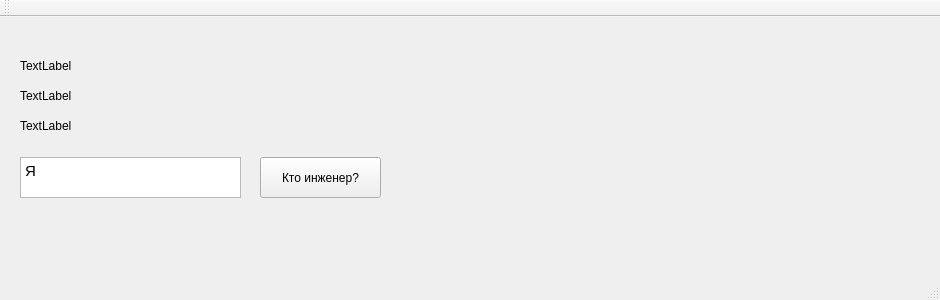
First picture: the form in mainwindow.ui, repository karpach2000/megaharddriversclient, before the edit.
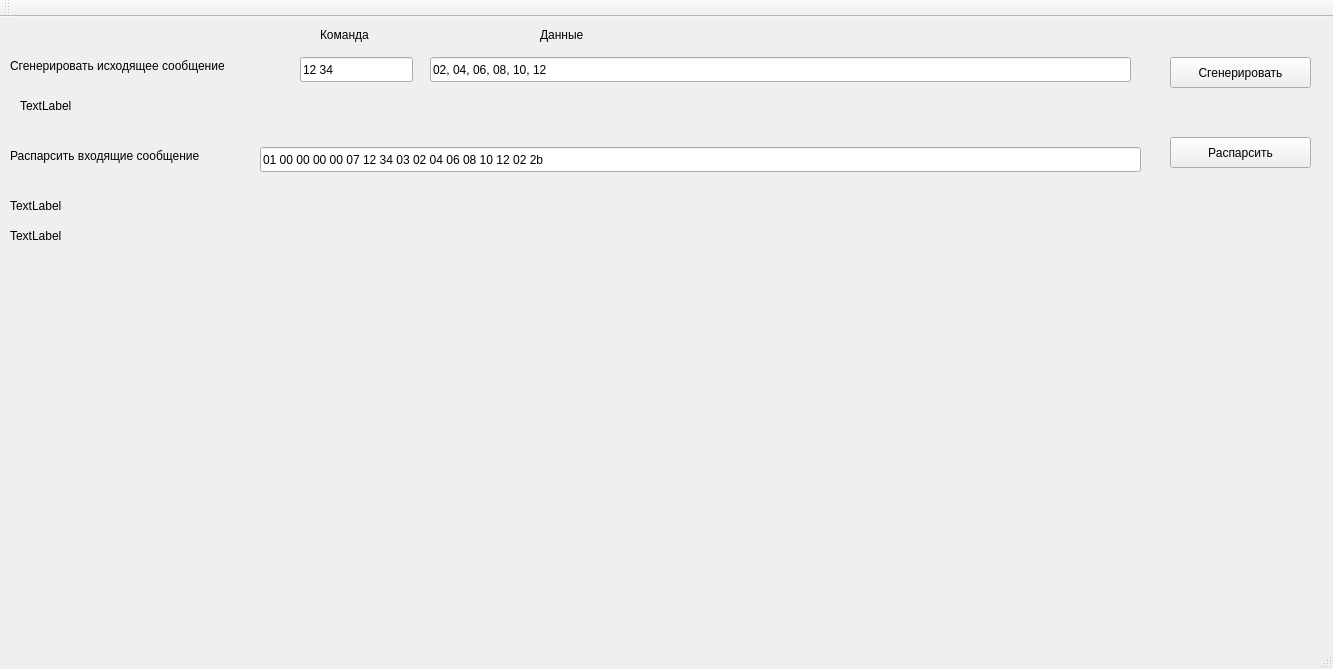
Second picture: the form after the edit.

Commit message: Приукрасил интерфейс.

What changed in the file:
```diff
--- a/mainwindow.ui
+++ b/mainwindow.ui
@@ -6,8 +6,8 @@
    <rect>
     <x>0</x>
     <y>0</y>
-    <width>940</width>
-    <height>300</height>
+    <width>1333</width>
+    <height>669</height>
    </rect>
   </property>
   <property name="windowTitle">
@@ -17,21 +17,21 @@
    <widget class="QPushButton" name="pushButton">
     <property name="geometry">
      <rect>
-      <x>260</x>
-      <y>140</y>
-      <width>121</width>
-      <height>41</height>
+      <x>1170</x>
+      <y>40</y>
+      <width>141</width>
+      <height>31</height>
      </rect>
     </property>
     <property name="text">
-     <string>Кто инженер?</string>
+     <string>Сгенерировать</string>
     </property>
    </widget>
    <widget class="QLabel" name="label">
     <property name="geometry">
      <rect>
       <x>20</x>
-      <y>40</y>
+      <y>80</y>
       <width>891</width>
       <height>17</height>
      </rect>
@@ -40,28 +40,11 @@
      <string>TextLabel</string>
     </property>
    </widget>
-   <widget class="QTextEdit" name="textEdit">
-    <property name="geometry">
-     <rect>
-      <x>20</x>
-      <y>140</y>
-      <width>221</width>
-      <height>41</height>
-     </rect>
-    </property>
-    <property name="html">
-     <string>&lt;!DOCTYPE HTML PUBLIC &quot;-//W3C//DTD HTML 4.0//EN&quot; &quot;http://www.w3.org/TR/REC-html40/strict.dtd&quot;&gt;
-&lt;html&gt;&lt;head&gt;&lt;meta name=&quot;qrichtext&quot; content=&quot;1&quot; /&gt;&lt;style type=&quot;text/css&quot;&gt;
-p, li { white-space: pre-wrap; }
-&lt;/style&gt;&lt;/head&gt;&lt;body style=&quot; font-family:'Ubuntu'; font-size:11pt; font-weight:400; font-style:normal;&quot;&gt;
-&lt;p style=&quot; margin-top:0px; margin-bottom:0px; margin-left:0px; margin-right:0px; -qt-block-indent:0; text-indent:0px;&quot;&gt;Я&lt;/p&gt;&lt;/body&gt;&lt;/html&gt;</string>
-    </property>
-   </widget>
    <widget class="QLabel" name="label_2">
     <property name="geometry">
      <rect>
-      <x>20</x>
-      <y>70</y>
+      <x>10</x>
+      <y>180</y>
       <width>871</width>
       <height>17</height>
      </rect>
@@ -73,8 +56,8 @@
    <widget class="QLabel" name="label_3">
     <property name="geometry">
      <rect>
-      <x>20</x>
-      <y>100</y>
+      <x>10</x>
+      <y>210</y>
       <width>871</width>
       <height>17</height>
      </rect>
@@ -83,6 +66,110 @@
      <string>TextLabel</string>
     </property>
    </widget>
+   <widget class="QLineEdit" name="lineEditDataOut">
+    <property name="geometry">
+     <rect>
+      <x>430</x>
+      <y>40</y>
+      <width>701</width>
+      <height>25</height>
+     </rect>
+    </property>
+    <property name="text">
+     <string>02, 04, 06, 08, 10, 12</string>
+    </property>
+   </widget>
+   <widget class="QLineEdit" name="lineEditComandOut">
+    <property name="geometry">
+     <rect>
+      <x>300</x>
+      <y>40</y>
+      <width>113</width>
+      <height>25</height>
+     </rect>
+    </property>
+    <property name="text">
+     <string>12 34</string>
+    </property>
+   </widget>
+   <widget class="QLabel" name="label_4">
+    <property name="geometry">
+     <rect>
+      <x>540</x>
+      <y>10</y>
+      <width>67</width>
+      <height>17</height>
+     </rect>
+    </property>
+    <property name="text">
+     <string>&lt;html&gt;&lt;head/&gt;&lt;body&gt;&lt;p&gt;Данные&lt;/p&gt;&lt;/body&gt;&lt;/html&gt;</string>
+    </property>
+   </widget>
+   <widget class="QLabel" name="label_5">
+    <property name="geometry">
+     <rect>
+      <x>320</x>
+      <y>10</y>
+      <width>67</width>
+      <height>17</height>
+     </rect>
+    </property>
+    <property name="text">
+     <string>&lt;html&gt;&lt;head/&gt;&lt;body&gt;&lt;p&gt;Команда&lt;/p&gt;&lt;/body&gt;&lt;/html&gt;</string>
+    </property>
+   </widget>
+   <widget class="QLabel" name="label_6">
+    <property name="geometry">
+     <rect>
+      <x>10</x>
+      <y>40</y>
+      <width>281</width>
+      <height>17</height>
+     </rect>
+    </property>
+    <property name="text">
+     <string>Сгенерировать исходящее сообщение</string>
+    </property>
+   </widget>
+   <widget class="QLineEdit" name="lineEditDataIn">
+    <property name="geometry">
+     <rect>
+      <x>260</x>
+      <y>130</y>
+      <width>881</width>
+      <height>25</height>
+     </rect>
+    </property>
+    <property name="text">
+     <string>01 00 00 00 00 07 12 34 03 02 04 06 08 10 12 02 2b</string>
+    </property>
+   </widget>
+   <widget class="QLabel" name="label_7">
+    <property name="geometry">
+     <rect>
+      <x>10</x>
+      <y>130</y>
+      <width>251</width>
+      <height>17</height>
+     </rect>
+    </property>
+    <property name="text">
+     <string>Распарсить входящие сообщение</string>
+    </property>
+   </widget>
+   <widget class="QPushButton" name="pushButton_2">
+    <property name="geometry">
+     <rect>
+      <x>1170</x>
+      <y>120</y>
+      <width>141</width>
+      <height>31</height>
+     </rect>
+    </property>
+    <property name="text">
+     <string>Распарсить</string>
+    </property>
+   </widget>
   </widget>
   <widget class="QMenuBar" name="menuBar">
    <property name="geometry">
```
Left out of the diff: 2 changed lines with no effect on the pictures. The commit also changes 5 other files.
